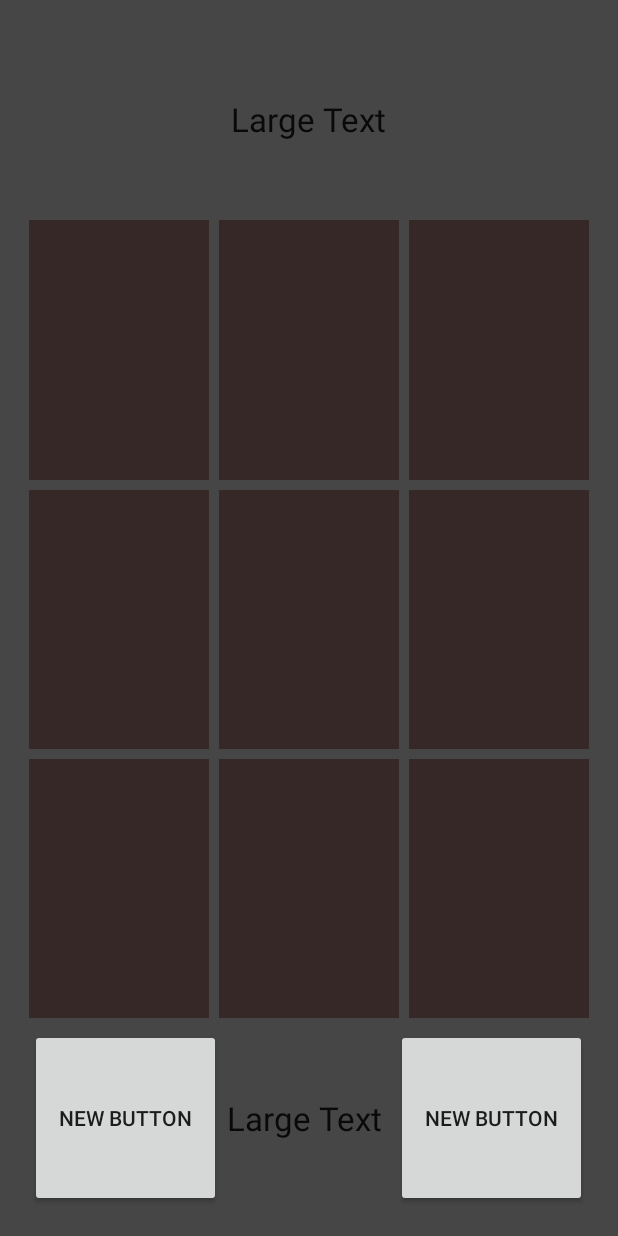
After one commit to MyraMyraOTW/TTT-TIC_TAC_TOE, an Android app: the Game_Activity screen opened directly, with no data from a screen before it, on a phone screen of 412 x 824 dp. The commit adds this screen. Run offline under Robolectric (Android 15) with nearby library versions, the phone set to English and light mode, and no system bars.

Commit message:
second commit

```diff
--- /dev/null
+++ b/app/src/main/java/com/example/myriad/ttt_tic_tac_toe/Game_Activity.java
@@ -0,0 +1,37 @@
+package com.example.myriad.ttt_tic_tac_toe;
+
+import android.support.v7.app.AppCompatActivity;
+import android.os.Bundle;
+import android.view.Menu;
+import android.view.MenuItem;
+
+public class Game_Activity extends AppCompatActivity {
+
+    @Override
+    protected void onCreate(Bundle savedInstanceState) {
+        super.onCreate(savedInstanceState);
+        setContentView(R.layout.activity_game_);
+    }
+
+    @Override
+    public boolean onCreateOptionsMenu(Menu menu) {
+        // Inflate the menu; this adds items to the action bar if it is present.
+        getMenuInflater().inflate(R.menu.menu_game_, menu);
+        return true;
+    }
+
+    @Override
+    public boolean onOptionsItemSelected(MenuItem item) {
+        // Handle action bar item clicks here. The action bar will
+        // automatically handle clicks on the Home/Up button, so long
+        // as you specify a parent activity in AndroidManifest.xml.
+        int id = item.getItemId();
+
+        //noinspection SimplifiableIfStatement
+        if (id == R.id.action_settings) {
+            return true;
+        }
+
+        return super.onOptionsItemSelected(item);
+    }
+}
--- /dev/null
+++ b/app/src/main/res/layout/activity_game_.xml
@@ -0,0 +1,171 @@
+<LinearLayout xmlns:android="http://schemas.android.com/apk/res/android"
+    xmlns:tools="http://schemas.android.com/tools" android:layout_width="match_parent"
+    android:layout_height="match_parent" android:paddingLeft="@dimen/activity_horizontal_margin"
+    android:paddingRight="@dimen/activity_horizontal_margin"
+    android:paddingTop="@dimen/activity_vertical_margin"
+    android:paddingBottom="@dimen/activity_vertical_margin"
+    tools:context="com.example.myriad.ttt_tic_tac_toe.Game_Activity"
+    android:background="@color/background"
+    android:orientation="vertical"
+    android:weightSum="5">
+
+    <LinearLayout
+        android:orientation="horizontal"
+        android:layout_width="match_parent"
+        android:layout_height="match_parent"
+        android:layout_weight="2.1"
+        android:id="@+id/turn_container"
+        android:gravity="center_vertical|center_horizontal">
+
+        <TextView
+            android:layout_width="wrap_content"
+            android:layout_height="wrap_content"
+            android:textAppearance="?android:attr/textAppearanceLarge"
+            android:text="Large Text"
+            android:id="@+id/textView4"
+            android:layout_gravity="center" />
+    </LinearLayout>
+
+    <LinearLayout
+        android:orientation="vertical"
+        android:layout_width="match_parent"
+        android:layout_height="match_parent"
+        android:layout_weight=".8"
+        android:weightSum="3"
+        android:id="@+id/tttcontainer">
+
+        <LinearLayout
+            android:orientation="horizontal"
+            android:layout_width="match_parent"
+            android:layout_height="match_parent"
+            android:weightSum="3"
+            android:layout_weight="1">
+
+            <ImageButton
+                android:layout_width="wrap_content"
+                android:layout_height="match_parent"
+                android:id="@+id/imageButton"
+                android:layout_weight="1"
+                android:background="@color/tttButtons"
+                android:layout_margin="3dp" />
+
+            <ImageButton
+                android:layout_width="wrap_content"
+                android:layout_height="match_parent"
+                android:id="@+id/imageButton2"
+                android:layout_weight="1"
+                android:background="@color/tttButtons"
+                android:layout_margin="3dp" />
+
+            <ImageButton
+                android:layout_width="wrap_content"
+                android:layout_height="match_parent"
+                android:id="@+id/imageButton3"
+                android:layout_weight="1"
+                android:background="@color/tttButtons"
+                android:layout_margin="3dp" />
+        </LinearLayout>
+
+        <LinearLayout
+            android:orientation="horizontal"
+            android:layout_width="match_parent"
+            android:layout_height="match_parent"
+            android:weightSum="3"
+            android:layout_weight="1">
+
+            <ImageButton
+                android:layout_width="wrap_content"
+                android:layout_height="match_parent"
+                android:id="@+id/imageButton4"
+                android:layout_weight="1"
+                android:background="@color/tttButtons"
+                android:layout_margin="3dp" />
+
+            <ImageButton
+                android:layout_width="wrap_content"
+                android:layout_height="match_parent"
+                android:id="@+id/imageButton5"
+                android:layout_weight="1"
+                android:background="@color/tttButtons"
+                android:layout_margin="3dp" />
+
+            <ImageButton
+                android:layout_width="wrap_content"
+                android:layout_height="match_parent"
+                android:id="@+id/imageButton6"
+                android:layout_weight="1"
+                android:background="@color/tttButtons"
+                android:layout_margin="3dp" />
+        </LinearLayout>
+
+        <LinearLayout
+            android:orientation="horizontal"
+            android:layout_width="match_parent"
+            android:layout_height="match_parent"
+            android:weightSum="3"
+            android:layout_weight="1">
+
+            <ImageButton
+                android:layout_width="wrap_content"
+                android:layout_height="match_parent"
+                android:id="@+id/imageButton7"
+                android:layout_weight="1"
+                android:background="@color/tttButtons"
+                android:layout_margin="3dp" />
+
+            <ImageButton
+                android:layout_width="wrap_content"
+                android:layout_height="match_parent"
+                android:id="@+id/imageButton8"
+                android:layout_weight="1"
+                android:background="@color/tttButtons"
+                android:layout_margin="3dp" />
+
+            <ImageButton
+                android:layout_width="wrap_content"
+                android:layout_height="match_parent"
+                android:id="@+id/imageButton9"
+                android:layout_weight="1"
+                android:background="@color/tttButtons"
+                android:layout_margin="3dp" />
+        </LinearLayout>
+    </LinearLayout>
+
+    <LinearLayout
+        android:orientation="horizontal"
+        android:layout_width="match_parent"
+        android:layout_height="match_parent"
+        android:layout_weight="2.1"
+        android:id="@+id/match_container"
+        android:weightSum="3">
+
+        <Button
+            style="?android:attr/buttonStyleSmall"
+            android:layout_width="wrap_content"
+            android:layout_height="match_parent"
+            android:text="New Button"
+            android:id="@+id/button2"
+            android:layout_weight="1.3"
+            android:layout_margin="4dp"
+            android:layout_gravity="center" />
+
+        <TextView
+            android:layout_width="wrap_content"
+            android:layout_height="wrap_content"
+            android:textAppearance="?android:attr/textAppearanceLarge"
+            android:text="Large Text"
+            android:id="@+id/textView3"
+            android:layout_weight=".4"
+            android:layout_gravity="center" />
+
+        <Button
+            style="?android:attr/buttonStyleSmall"
+            android:layout_width="wrap_content"
+            android:layout_height="match_parent"
+            android:text="New Button"
+            android:id="@+id/button3"
+            android:layout_weight="1.3"
+            android:layout_margin="4dp"
+            android:layout_gravity="center" />
+    </LinearLayout>
+</LinearLayout>
--- /dev/null
+++ b/app/src/main/res/menu/menu_game_.xml
@@ -0,0 +1,7 @@
+<menu xmlns:android="http://schemas.android.com/apk/res/android"
+    xmlns:app="http://schemas.android.com/apk/res-auto"
+    xmlns:tools="http://schemas.android.com/tools"
+    tools:context="com.example.myriad.ttt_tic_tac_toe.Game_Activity">
+    <item android:id="@+id/action_settings" android:title="@string/action_settings"
+        android:orderInCategory="100" app:showAsAction="never" />
+</menu>
--- /dev/null
+++ b/app/src/main/res/values/colors.xml
@@ -0,0 +1,7 @@
+<?xml version="1.0" encoding="utf-8"?>
+<resources>
+    <color name="background">#464646</color>
+    <color name="buttons">#5C5C5C</color>
+    <color name="tttButtons">#372828</color>
+
+</resources>
--- a/app/src/main/res/values/strings.xml
+++ b/app/src/main/res/values/strings.xml
@@ -16,4 +16,6 @@
     <string name="p2">PLAYER 2</string>
 
     <string name="save">SAVE</string>
+    <string name="title_activity_game_">Game_Activity</string>
+    <string name="title_activity_playersetactivity">playersetactivity</string>
 </resources>
```
Also changed, not shown: app/src/main/AndroidManifest.xml (+6 -2 lines), app/src/main/java/com/example/myriad/ttt_tic_tac_toe/playersetactivity.java (added, +37 -0 lines), app/src/main/res/layout/activity_playersetactivity.xml (added, +66 -0 lines), app/src/main/res/menu/menu_player__set.xml (added, +7 -0 lines), app/src/main/res/menu/menu_playersetactivity.xml (added, +7 -0 lines).
